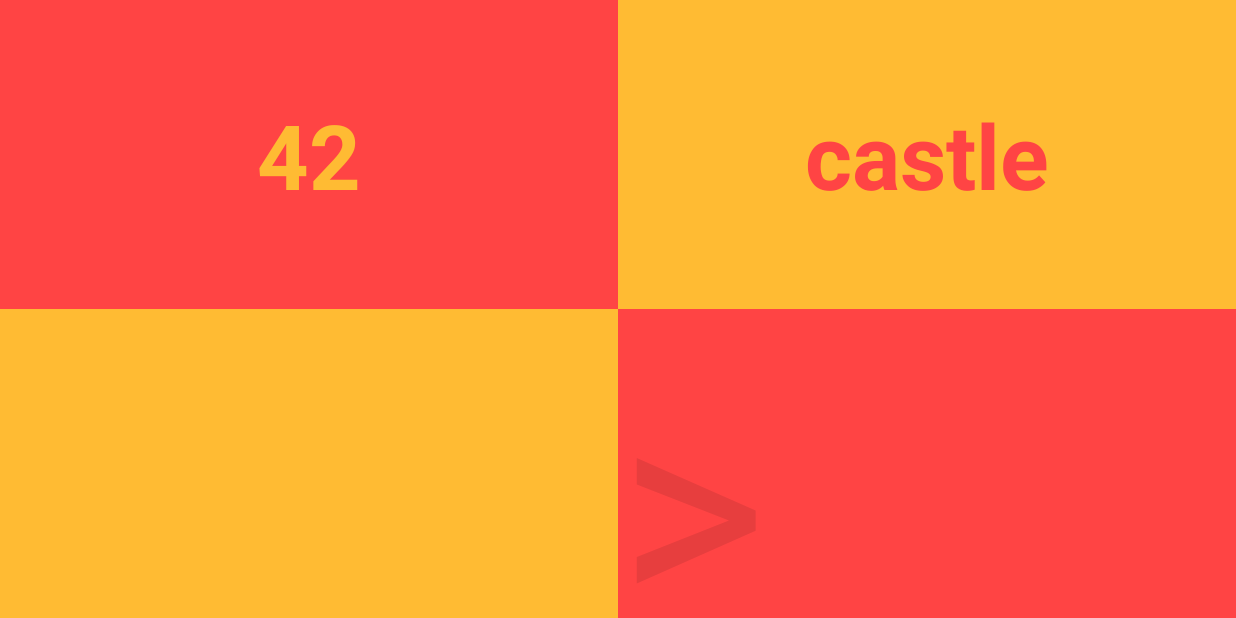
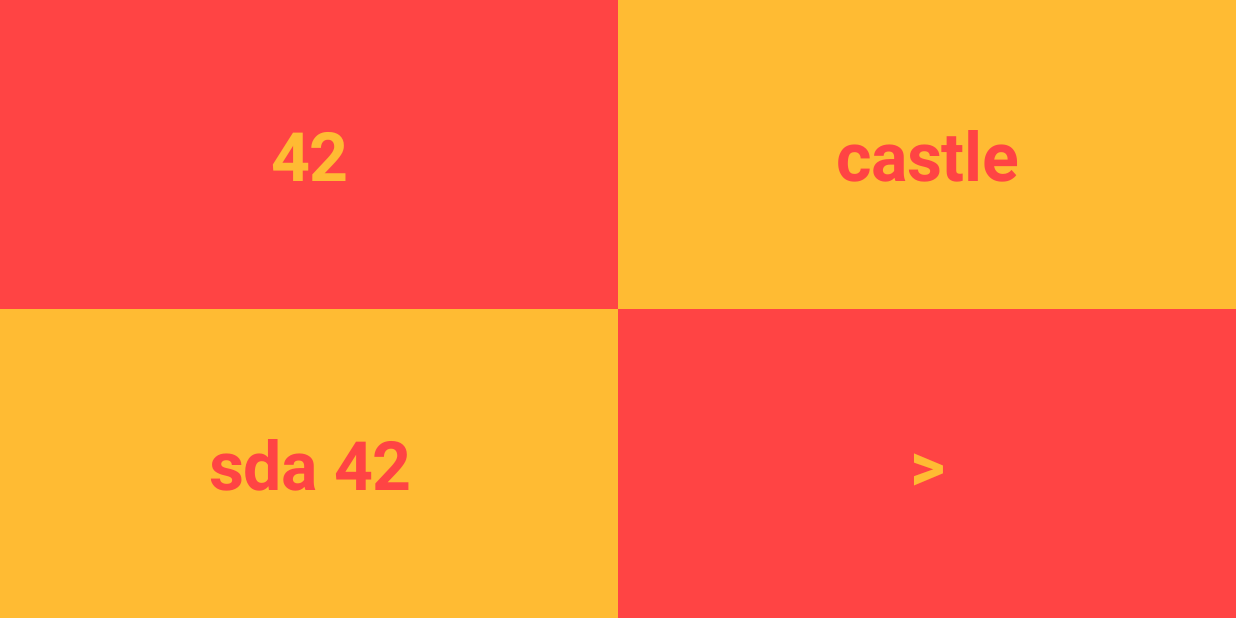
Before and after one commit to Yanonix/Adventure, an Android app: the screen it shows after launch (HomeActivity), on a phone screen of 824 x 412 dp (held sideways). Run offline under Robolectric (Android 15) with nearby library versions, the phone set to English and light mode, and no system bars.

Commit message:
Add some :fire: :fire:

```diff
--- a/app/src/main/java/com/aventure/HomeActivity.java
+++ b/app/src/main/java/com/aventure/HomeActivity.java
@@ -23,7 +23,17 @@ public class HomeActivity extends Activity {
 
         // Stories
         stories.add("42");
-        stories.add("castle");
+        stories.add("castle");        // Stories
+        stories.add("sda 42");
+        stories.add("ca stdle");        // Stories
+        stories.add("42asd");
+        stories.add("castsadle");        // Stories
+        stories.add("42 sad");
+        stories.add("ca stsadle");        // Stories
+        stories.add("4s ad2");
+        stories.add("ca stle");        // Stories
+        stories.add("42dsads");
+        stories.add("ca ds stle");
 
         show();
     }
@@ -45,6 +55,7 @@ public class HomeActivity extends Activity {
             if(j < stories.size()) {
                 final int k = j;
                 b.setText(stories.get(j));
+                b.setBackText("");
                 b.setTypeface(Typeface.BOLD);
                 b.setOnClickListener(new View.OnClickListener() {
                     @Override
@@ -59,6 +70,7 @@ public class HomeActivity extends Activity {
             else
             {
                 b.setText(null);
+                b.setBackText("");
                 b.setOnClickListener(null);
             }
         }
@@ -66,7 +78,8 @@ public class HomeActivity extends Activity {
         // Previous
         if(startFrom != 0){
             Tile bA = ((Tile) findViewById(R.id.buttonA));
-            bA.setText(getString(R.string.previous));
+            bA.setText("<");
+            bA.setBackText("");
             bA.setTypeface(Typeface.NORMAL);
             bA.setOnClickListener(new View.OnClickListener() {
                 @Override
@@ -81,7 +94,8 @@ public class HomeActivity extends Activity {
         if(     (startFrom == 0 && startFrom + 3 < stories.size()) ||
                 (startFrom >  0 && startFrom + 2 < stories.size()))
         {
-            bD.setText(getString(R.string.next));
+            bD.setText(">");
+            bD.setBackText("");
             bD.setOnClickListener(new View.OnClickListener() {
                 @Override
                 public void onClick(View v) {
@@ -92,6 +106,7 @@ public class HomeActivity extends Activity {
         else
         {
             bD.setText("");
+            bD.setBackText("");
             bD.setOnClickListener(null);
         }
 
--- a/app/src/main/res/layout/home.xml
+++ b/app/src/main/res/layout/home.xml
@@ -24,7 +24,7 @@
                 android:layout_height="match_parent"
                 aventure:text="42"
                 aventure:backText=""
-                aventure:textSize="40dp"
+                aventure:textSize="30dp"
                 aventure:textColor="@android:color/holo_orange_light"
                 aventure:backgroundColor="@android:color/holo_red_light"
                 />
@@ -38,7 +38,7 @@
                 aventure:text="Castle"
                 aventure:backText=""
                 aventure:textColor="@android:color/holo_red_light"
-                aventure:textSize="40dp"
+                aventure:textSize="30dp"
                 aventure:backgroundColor="@android:color/holo_orange_light"
                 />
 
@@ -58,7 +58,7 @@
                 aventure:text="Unicycle"
                 aventure:backText=""
                 aventure:textColor="@android:color/holo_red_light"
-                aventure:textSize="40dp"
+                aventure:textSize="30dp"
                 aventure:backgroundColor="@android:color/holo_orange_light"
                 />
 
@@ -71,7 +71,7 @@
                 aventure:text="Next"
                 aventure:backText=">"
                 aventure:textColor="@android:color/holo_orange_light"
-                aventure:textSize="40dp"
+                aventure:textSize="30dp"
                 aventure:backgroundColor="@android:color/holo_red_light"
                 />
 
--- a/app/src/main/res/layout/tile.xml
+++ b/app/src/main/res/layout/tile.xml
@@ -6,8 +6,7 @@
     android:layout_height="match_parent"
     android:layout_weight="1.0"
     android:clickable="true"
-    android:background="@android:color/holo_red_dark"
-    android:orientation="horizontal" >
+    android:background="@android:color/holo_red_dark">
 
     <TextView
         android:id="@+id/text"
@@ -15,9 +14,10 @@
         android:layout_height="wrap_content"
         android:text="C"
         android:textColor="#18000000"
-        android:textSize="190dp"
-        android:layout_gravity="center_vertical"
-        android:layout_weight="1.0" />
+        android:textSize="160dp"
+        android:layout_weight="1.0"
+        android:layout_alignParentBottom="true"
+        android:layout_alignParentStart="true" />
 
     <Button
         android:id="@+id/button"
@@ -28,5 +28,7 @@
         android:background="@android:color/transparent"
         android:textStyle="bold"
         android:layout_weight="1.0"
-        android:textSize="30dp" />
+        android:textSize="30dp"
+        android:layout_alignParentTop="true"
+        android:layout_alignParentStart="true" />
 </RelativeLayout>
```
Also changed, not shown: app/src/main/res/layout/game.xml (+4 -4 lines), app/src/main/res/layout/pause.xml (+4 -4 lines).
